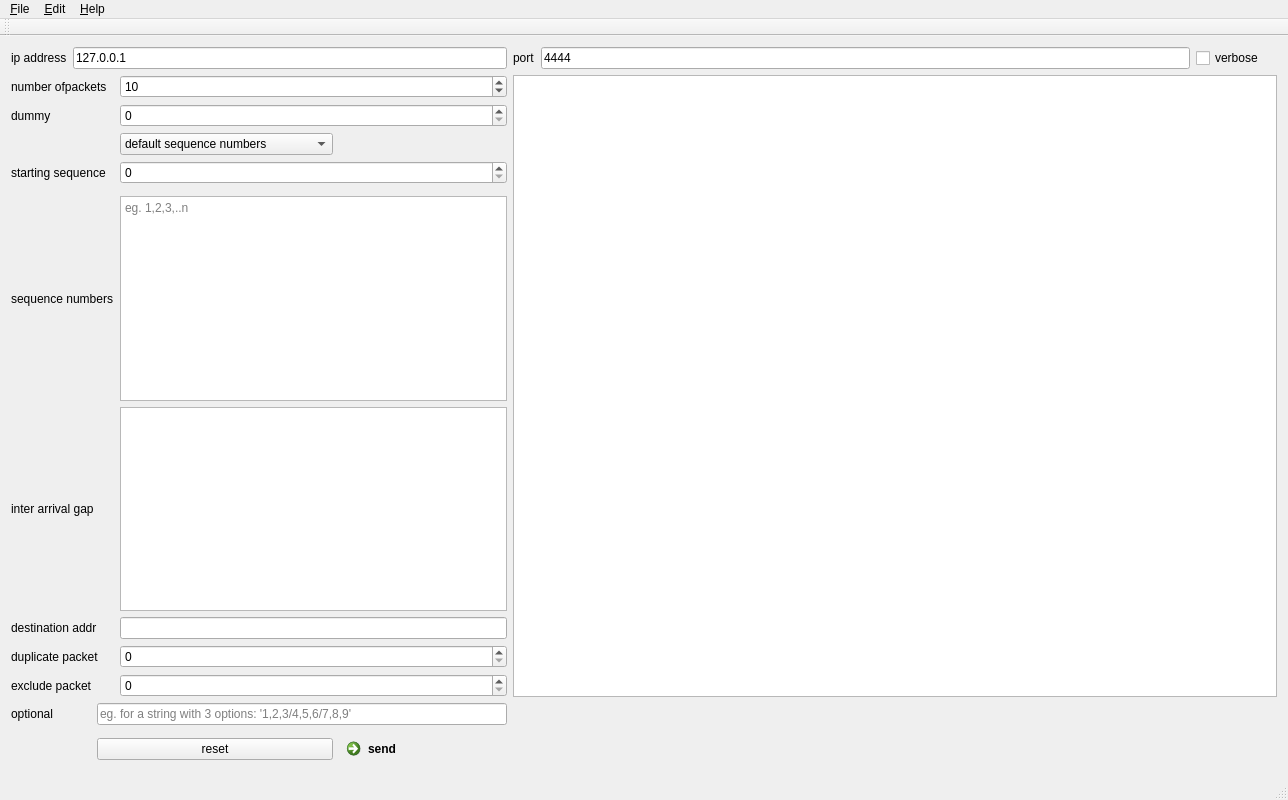
Qt form CCEAP-Client-Gui/cceap.ui (fabrigeas/CCEAP) before a commit.
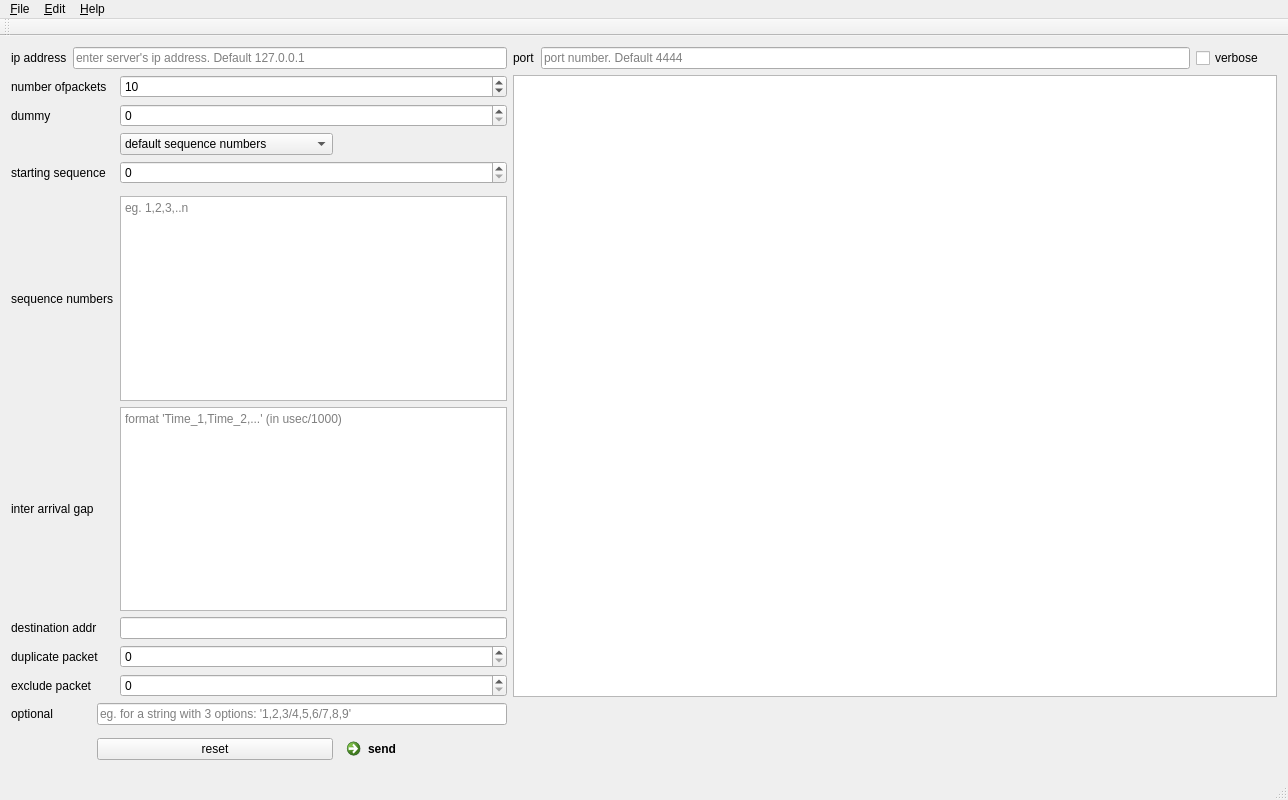
The same form after that commit.

The edit to the form file:
```diff
--- a/CCEAP-Client-Gui/cceap.ui
+++ b/CCEAP-Client-Gui/cceap.ui
@@ -55,10 +55,10 @@
     <item row="0" column="1" colspan="4">
      <widget class="QLineEdit" name="D_lineEdit">
       <property name="text">
-       <string>127.0.0.1</string>
+       <string/>
       </property>
       <property name="placeholderText">
-       <string>ip address or host address</string>
+       <string>enter server's ip address. Default 127.0.0.1</string>
       </property>
      </widget>
     </item>
@@ -75,10 +75,10 @@
        <string>&lt;html&gt;&lt;head/&gt;&lt;body&gt;&lt;p&gt;TCP port x to connect to&lt;/p&gt;&lt;/body&gt;&lt;/html&gt;</string>
       </property>
       <property name="text">
-       <string>4444</string>
+       <string/>
       </property>
       <property name="placeholderText">
-       <string>port number</string>
+       <string>port number. Default 4444</string>
       </property>
      </widget>
     </item>
@@ -146,7 +146,14 @@
      </widget>
     </item>
     <item row="7" column="3" colspan="2">
-     <widget class="QPlainTextEdit" name="t_plainTextEdit"/>
+     <widget class="QPlainTextEdit" name="t_plainTextEdit">
+      <property name="toolTip">
+       <string>&lt;html&gt;&lt;head/&gt;&lt;body&gt;&lt;p&gt;&lt;span style=&quot; color:#008000;&quot;&gt;Usetheinter-arrivaltimesin'x'betweenpackets(xshould &lt;/span&gt;&lt;span style=&quot; font-family:'Courier New,courier'; color:#008000;&quot;&gt;begivenintheformat'Time_1,Time_2,...'(inusec/1000)&lt;/span&gt;&lt;/p&gt;&lt;p&gt;&lt;br/&gt;&lt;/p&gt;&lt;/body&gt;&lt;/html&gt;</string>
+      </property>
+      <property name="placeholderText">
+       <string>format 'Time_1,Time_2,...' (in usec/1000)</string>
+      </property>
+     </widget>
     </item>
     <item row="4" column="0" colspan="3">
      <widget class="QLabel" name="i_label">
```
Left out of the diff: 4573 changed lines with no effect on the pictures.
